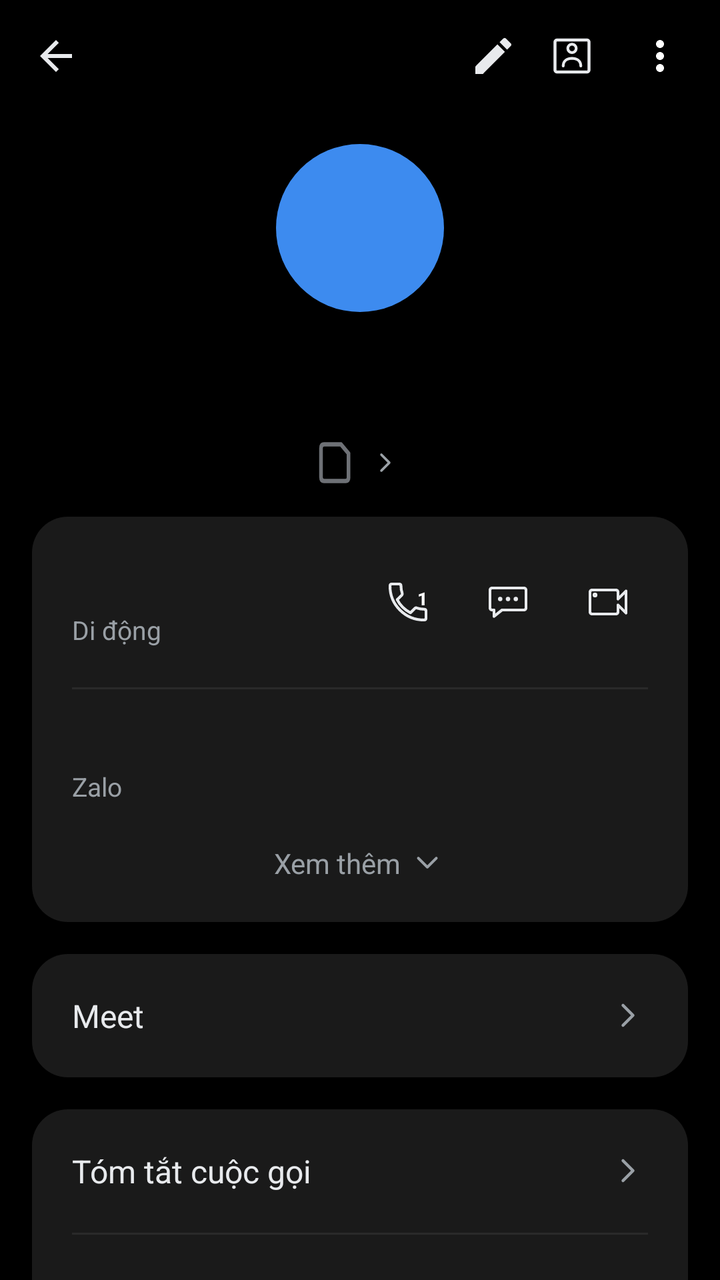
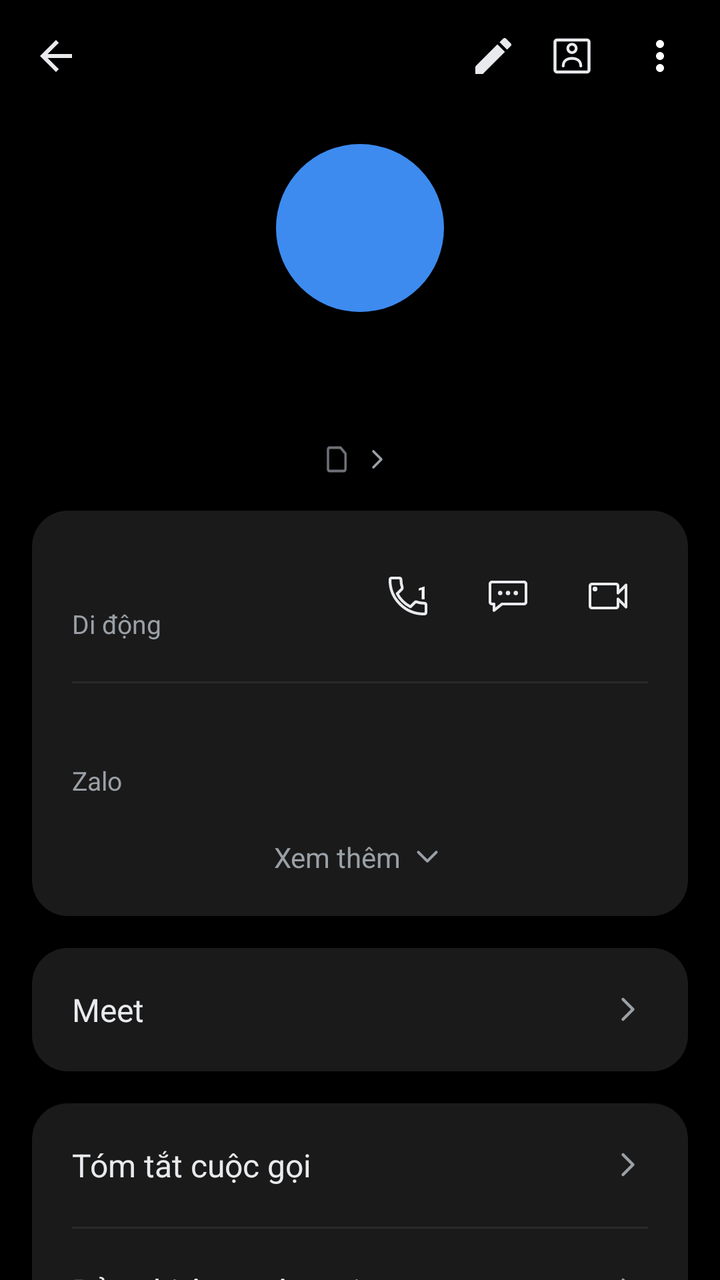

Compare the two renders of this Android layout. The source of the first and the diff that turns it into the second are given below.
<!-- AndroidManifest.xml: application theme Theme.SimpleCall -->
<!-- res/layout/fragment_call_history.xml -->
<?xml version="1.0" encoding="utf-8"?>
<LinearLayout xmlns:android="http://schemas.android.com/apk/res/android"
    xmlns:app="http://schemas.android.com/apk/res-auto"
    android:layout_width="match_parent"
    android:layout_height="match_parent"
    android:orientation="vertical"
    android:background="@color/bg">

    
    <LinearLayout
        android:layout_width="match_parent" android:layout_height="56dp"
        android:orientation="horizontal" android:gravity="center_vertical"
        android:paddingStart="4dp" android:paddingEnd="8dp">

        <ImageButton android:id="@+id/btnBack"
            android:layout_width="48dp" android:layout_height="48dp"
            android:background="@android:color/transparent"
            android:src="@drawable/ic_arrow_back"
            android:contentDescription="Quay lại" />

        <Space android:layout_width="0dp" android:layout_height="1dp" android:layout_weight="1" />

        <ImageButton android:id="@+id/btnEdit"
            android:layout_width="35dp" android:layout_height="35dp"
            android:background="@android:color/transparent"
            android:src="@drawable/ic_edit"
            android:contentDescription="Sửa" />

        <ImageButton android:id="@+id/btnContactCard"
            android:layout_width="44dp" android:layout_height="44dp"
            android:background="@android:color/transparent"
            android:src="@drawable/ic_contact_card"
            android:contentDescription="Thẻ liên hệ" />

        <ImageButton android:id="@+id/btnMore"
            android:layout_width="44dp" android:layout_height="44dp"
            android:background="@android:color/transparent"
            android:src="@drawable/ic_more_vert"
            android:contentDescription="Thêm" />
    </LinearLayout>

    <ScrollView
        android:layout_width="match_parent" android:layout_height="0dp"
        android:layout_weight="1"
        android:clipToPadding="false"
        android:paddingBottom="24dp">

        <LinearLayout
            android:layout_width="match_parent" android:layout_height="wrap_content"
            android:orientation="vertical">

            
            <FrameLayout
                android:layout_width="84dp" android:layout_height="84dp"
                android:layout_gravity="center_horizontal"
                android:layout_marginTop="16dp">

                <TextView android:id="@+id/tvAvatar"
                    android:layout_width="84dp" android:layout_height="84dp"
                    android:layout_gravity="center"
                    android:background="@drawable/bg_avatar_circle"
                    android:gravity="center"
                    android:textSize="58sp" android:textColor="@color/white"
                    android:fontFamily="sans-serif-medium" />

                <ImageView android:id="@+id/ivDefaultAvatar"
                    android:layout_width="84dp" android:layout_height="84dp"
                    android:layout_gravity="center"
                    android:background="@drawable/bg_avatar_default"
                    android:src="@drawable/ic_person"
                    android:scaleType="fitCenter"
                    android:padding="4dp"
                    app:tint="@color/white"
                    android:visibility="gone"
                    android:contentDescription="@string/contact_photo" />
            </FrameLayout>

            
            <TextView android:id="@+id/tvTitle"
                android:layout_width="wrap_content" android:layout_height="wrap_content"
                android:layout_gravity="center_horizontal"
                android:layout_marginTop="16dp"
                android:layout_marginStart="32dp" android:layout_marginEnd="32dp"
                android:gravity="center"
                android:textSize="39sp"
                android:textColor="@color/text_primary"
                android:fontFamily="sans-serif" />

            
            <LinearLayout android:id="@+id/rowSimDefault"
                android:layout_width="wrap_content" android:layout_height="wrap_content"
                android:layout_gravity="center_horizontal"
                android:layout_marginTop="-4dp"
                android:orientation="horizontal" android:gravity="center_vertical"
                android:clickable="true" android:focusable="true">

                <FrameLayout
                    android:layout_width="22dp" android:layout_height="22dp">

                    <TextView android:id="@+id/tvSimBadge"
                        android:layout_width="18.48dp" android:layout_height="22dp"
                        android:gravity="center"
                        android:background="@drawable/bg_sim_badge"
                        android:textSize="9sp" android:textColor="@color/call_log_muted" />
                </FrameLayout>

                <TextView android:id="@+id/tvSubtitle"
                    android:layout_width="wrap_content" android:layout_height="wrap_content"
                    android:layout_marginStart="1.5dp"
                    android:textSize="14sp" android:textColor="@color/text_secondary" />

                <ImageView
                    android:layout_width="16dp" android:layout_height="16dp"
                    android:layout_marginStart="2dp"
                    android:src="@drawable/ic_chevron_right" />
            </LinearLayout>

            
            <LinearLayout
                android:layout_width="match_parent" android:layout_height="wrap_content"
                android:layout_margin="16dp"
                android:orientation="vertical"
                android:background="@drawable/bg_card_rounded"
                android:padding="20dp">

                <LinearLayout
                    android:layout_width="match_parent" android:layout_height="wrap_content"
                    android:orientation="horizontal" android:gravity="center_vertical">

                    <LinearLayout
                        android:layout_width="0dp" android:layout_height="wrap_content"
                        android:layout_weight="1" android:orientation="vertical">

                        <TextView android:id="@+id/tvNumber"
                            android:layout_width="wrap_content" android:layout_height="wrap_content"
                            android:textSize="19sp" android:textColor="@color/text_primary" />

                        <TextView android:id="@+id/tvNumberType"
                            android:layout_width="wrap_content" android:layout_height="wrap_content"
                            android:layout_marginTop="2dp"
                            android:text="@string/number_type_mobile"
                            android:textSize="13sp" android:textColor="@color/text_secondary" />
                    </LinearLayout>

                    
                    <FrameLayout
                        android:layout_width="40dp"
                        android:layout_height="40dp">
                        <ImageButton android:id="@+id/btnCallRow"
                            android:layout_width="match_parent"
                            android:layout_height="match_parent"
                            android:background="@android:color/transparent"
                            android:src="@drawable/ic_call_outline"
                            android:contentDescription="@string/call" />
                        
                        <TextView
                            android:id="@+id/tvCallSimNum"
                            android:layout_width="wrap_content"
                            android:layout_height="wrap_content"
                            android:layout_gravity="top|end"
                            android:layout_marginTop="12dp"
                            android:layout_marginEnd="10dp"
                            android:text="1"
                            android:textSize="9sp"
                            android:textStyle="bold"
                            android:textColor="@color/white"
                            android:fontFamily="sans-serif-medium" />
                    </FrameLayout>

                    <ImageButton android:id="@+id/btnMessageRow"
                        android:layout_width="40dp" android:layout_height="40dp"
                        android:layout_marginStart="10dp"
                        android:background="@android:color/transparent"
                        android:src="@drawable/ic_message_outline"
                        android:contentDescription="Nhắn tin" />

                    <ImageButton android:id="@+id/btnVideoRow"
                        android:layout_width="40dp" android:layout_height="40dp"
                        android:layout_marginStart="10dp"
                        android:background="@android:color/transparent"
                        android:src="@drawable/ic_video_call_outline"
                        android:contentDescription="Video call" />
                </LinearLayout>

                <View android:id="@+id/divBeforeZalo"
                    android:layout_width="match_parent" android:layout_height="1dp"
                    android:layout_marginTop="20dp" android:layout_marginBottom="16dp"
                    android:background="@color/divider" />

                <LinearLayout android:id="@+id/rowZalo"
                    android:layout_width="match_parent" android:layout_height="wrap_content"
                    android:orientation="vertical"
                    android:clickable="true" android:focusable="true">

                    <TextView android:id="@+id/tvZalo"
                        android:layout_width="wrap_content" android:layout_height="wrap_content"
                        android:textSize="16sp" android:textColor="@color/text_primary" />

                    <TextView
                        android:layout_width="wrap_content" android:layout_height="wrap_content"
                        android:layout_marginTop="2dp"
                        android:text="Zalo"
                        android:textSize="13sp" android:textColor="@color/text_secondary" />
                </LinearLayout>

                <LinearLayout android:id="@+id/rowSeeMore"
                    android:layout_width="match_parent" android:layout_height="wrap_content"
                    android:layout_marginTop="20dp"
                    android:orientation="horizontal" android:gravity="center"
                    android:clickable="true" android:focusable="true">

                    <TextView
                        android:layout_width="wrap_content" android:layout_height="wrap_content"
                        android:text="Xem thêm"
                        android:textSize="14sp" android:textColor="@color/text_secondary" />

                    <ImageView
                        android:layout_width="18dp" android:layout_height="18dp"
                        android:layout_marginStart="4dp"
                        android:src="@drawable/ic_chevron_down" />
                </LinearLayout>
            </LinearLayout>

            
            <LinearLayout android:id="@+id/rowMeet"
                android:layout_width="match_parent" android:layout_height="wrap_content"
                android:layout_marginStart="16dp" android:layout_marginEnd="16dp"
                android:orientation="horizontal" android:gravity="center_vertical"
                android:background="@drawable/bg_card_rounded"
                android:padding="20dp"
                android:clickable="true" android:focusable="true">

                <TextView
                    android:layout_width="0dp" android:layout_height="wrap_content"
                    android:layout_weight="1"
                    android:text="Meet"
                    android:textSize="16sp" android:textColor="@color/text_primary" />

                <ImageView
                    android:layout_width="20dp" android:layout_height="20dp"
                    android:src="@drawable/ic_chevron_right" />
            </LinearLayout>

            
            <LinearLayout
                android:layout_width="match_parent" android:layout_height="wrap_content"
                android:layout_margin="16dp"
                android:orientation="vertical"
                android:background="@drawable/bg_card_rounded">

                <LinearLayout android:id="@+id/rowCallSummary"
                    android:layout_width="match_parent" android:layout_height="wrap_content"
                    android:orientation="horizontal" android:gravity="center_vertical"
                    android:padding="20dp"
                    android:clickable="true" android:focusable="true">

                    <TextView
                        android:layout_width="0dp" android:layout_height="wrap_content"
                        android:layout_weight="1"
                        android:text="Tóm tắt cuộc gọi"
                        android:textSize="16sp" android:textColor="@color/text_primary" />

                    <ImageView
                        android:layout_width="20dp" android:layout_height="20dp"
                        android:src="@drawable/ic_chevron_right" />
                </LinearLayout>

                <View
                    android:layout_width="match_parent" android:layout_height="1dp"
                    android:layout_marginStart="20dp" android:layout_marginEnd="20dp"
                    android:background="@color/divider" />

                <LinearLayout android:id="@+id/rowCallRecording"
                    android:layout_width="match_parent" android:layout_height="wrap_content"
                    android:orientation="horizontal" android:gravity="center_vertical"
                    android:padding="20dp"
                    android:clickable="true" android:focusable="true">

                    <TextView
                        android:layout_width="0dp" android:layout_height="wrap_content"
                        android:layout_weight="1"
                        android:text="Bản ghi âm cuộc gọi"
                        android:textSize="16sp" android:textColor="@color/text_primary" />

                    <ImageView
                        android:layout_width="20dp" android:layout_height="20dp"
                        android:src="@drawable/ic_chevron_right" />
                </LinearLayout>
            </LinearLayout>

            
            <LinearLayout android:id="@+id/cardAddContact"
                android:layout_width="match_parent" android:layout_height="wrap_content"
                android:layout_margin="16dp"
                android:orientation="vertical"
                android:background="@drawable/bg_card_rounded"
                android:visibility="gone">

                <LinearLayout android:id="@+id/rowCreateContact"
                    android:layout_width="match_parent" android:layout_height="wrap_content"
                    android:orientation="horizontal" android:gravity="center_vertical"
                    android:padding="20dp"
                    android:clickable="true" android:focusable="true">

                    <TextView
                        android:layout_width="0dp" android:layout_height="wrap_content"
                        android:layout_weight="1"
                        android:text="Tạo liên hệ mới"
                        android:textSize="16sp" android:textColor="@color/text_primary" />

                    <ImageView
                        android:layout_width="20dp" android:layout_height="20dp"
                        android:src="@drawable/ic_chevron_right" />
                </LinearLayout>

                <View
                    android:layout_width="match_parent" android:layout_height="1dp"
                    android:layout_marginStart="20dp" android:layout_marginEnd="20dp"
                    android:background="@color/divider" />

                <LinearLayout android:id="@+id/rowAddExisting"
                    android:layout_width="match_parent" android:layout_height="wrap_content"
                    android:orientation="horizontal" android:gravity="center_vertical"
                    android:padding="20dp"
                    android:clickable="true" android:focusable="true">

                    <TextView
                        android:layout_width="0dp" android:layout_height="wrap_content"
                        android:layout_weight="1"
                        android:text="Thêm vào liên lạc hiện có"
                        android:textSize="16sp" android:textColor="@color/text_primary" />

                    <ImageView
                        android:layout_width="20dp" android:layout_height="20dp"
                        android:src="@drawable/ic_chevron_right" />
                </LinearLayout>
            </LinearLayout>

            
            <LinearLayout
                android:layout_width="match_parent" android:layout_height="wrap_content"
                android:layout_marginStart="20dp" android:layout_marginEnd="12dp"
                android:layout_marginTop="8dp"
                android:orientation="horizontal" android:gravity="center_vertical">

                <TextView
                    android:layout_width="0dp" android:layout_height="wrap_content"
                    android:layout_weight="1"
                    android:text="Nhật ký cuộc gọi"
                    android:textSize="15sp" android:textColor="@color/text_secondary" />

                <TextView android:id="@+id/btnClearLog"
                    android:layout_width="wrap_content" android:layout_height="wrap_content"
                    android:text="Xóa"
                    android:textSize="15sp" android:textColor="@color/accent_blue"
                    android:padding="8dp"
                    android:clickable="true" android:focusable="true" />
            </LinearLayout>

            
            <LinearLayout android:id="@+id/llHistoryEntries"
                android:layout_width="match_parent" android:layout_height="wrap_content"
                android:layout_margin="16dp"
                android:orientation="vertical"
                android:background="@drawable/bg_card_rounded" />

        </LinearLayout>
    </ScrollView>
</LinearLayout>
<!-- resources referenced by this layout -->
<resources>
  <color name="accent_blue">#1A73E8</color>
  <color name="bg">#000000</color>
  <color name="call_log_muted">#6E7176</color>
  <color name="divider">#2A2A2A</color>
  <color name="text_primary">#E8EAED</color>
  <color name="text_secondary">#9AA0A6</color>
  <color name="white">#FFFFFF</color>
  <!-- drawable bg_avatar_circle (drawable) -->
  <?xml version="1.0" encoding="utf-8"?>
  <shape xmlns:android="http://schemas.android.com/apk/res/android"
      android:shape="oval">
      <solid android:color="@color/avatar_purple" />
  </shape>
  <!-- drawable bg_avatar_default (drawable) -->
  <?xml version="1.0" encoding="utf-8"?>
  <shape xmlns:android="http://schemas.android.com/apk/res/android"
      android:shape="oval">
      <solid android:color="@color/accent_blue" />
  </shape>
  <!-- drawable bg_card_rounded (drawable) -->
  <?xml version="1.0" encoding="utf-8"?>
  <shape xmlns:android="http://schemas.android.com/apk/res/android"
      android:shape="rectangle">
      <solid android:color="@color/detail_card_bg" />
      <corners android:radius="18dp" />
  </shape>
  <!-- drawable ic_arrow_back (drawable) -->
  <?xml version="1.0" encoding="utf-8"?>
  <vector xmlns:android="http://schemas.android.com/apk/res/android"
      android:width="24dp" android:height="24dp"
      android:viewportWidth="24" android:viewportHeight="24">
      
      <path android:fillColor="@color/text_primary"
          android:pathData="M20,11H7.83l5.59-5.59L12,4l-8,8 8,8 1.41-1.41L7.83,13H20v-2z"/>
  </vector>
  <!-- drawable ic_chevron_down (drawable) -->
  <?xml version="1.0" encoding="utf-8"?>
  <vector xmlns:android="http://schemas.android.com/apk/res/android"
      android:width="24dp" android:height="24dp"
      android:viewportWidth="24" android:viewportHeight="24">
      <path android:fillColor="#00000000"
          android:strokeColor="@color/text_secondary"
          android:strokeWidth="1.8"
          android:strokeLineCap="round"
          android:strokeLineJoin="round"
          android:pathData="M6,9 L12,15 L18,9"/>
  </vector>
  <!-- drawable ic_edit (drawable) -->
  <?xml version="1.0" encoding="utf-8"?>
  <vector xmlns:android="http://schemas.android.com/apk/res/android"
      android:width="24dp" android:height="24dp"
      android:viewportWidth="24" android:viewportHeight="24">
      <path android:fillColor="@color/text_primary"
          android:pathData="M3,17.25V21h3.75L17.81,9.94l-3.75,-3.75L3,17.25zM20.71,7.04c0.39,-0.39 0.39,-1.02 0,-1.41l-2.34,-2.34c-0.39,-0.39 -1.02,-0.39 -1.41,0l-1.83,1.83 3.75,3.75 1.83,-1.83z"/>
  </vector>
  <!-- drawable ic_more_vert (drawable) -->
  <?xml version="1.0" encoding="utf-8"?>
  <vector xmlns:android="http://schemas.android.com/apk/res/android"
      android:width="24dp" android:height="24dp"
      android:viewportWidth="24" android:viewportHeight="24">
      <path android:fillColor="#FFFFFF"
          android:pathData="M12,8c1.1,0 2,-0.9 2,-2s-0.9,-2 -2,-2 -2,0.9 -2,2 0.9,2 2,2zM12,10c-1.1,0 -2,0.9 -2,2s0.9,2 2,2 2,-0.9 2,-2 -0.9,-2 -2,-2zM12,16c-1.1,0 -2,0.9 -2,2s0.9,2 2,2 2,-0.9 2,-2 -0.9,-2 -2,-2z"/>
  </vector>
  <!-- drawable ic_person (drawable) -->
  <?xml version="1.0" encoding="utf-8"?>
  <vector xmlns:android="http://schemas.android.com/apk/res/android"
      android:width="24dp" android:height="24dp"
      android:viewportWidth="24" android:viewportHeight="24">
      <path android:fillColor="#FFFFFFFF"
          android:pathData="M12,12c2.21,0 4,-1.79 4,-4s-1.79,-4 -4,-4 -4,1.79 -4,4 1.79,4 4,4zM12,14c-2.67,0 -8,1.34 -8,4v2h16v-2c0,-2.66 -5.33,-4 -8,-4z"/>
  </vector>
  <string name="call">Gọi</string>
  <string name="contact_photo">Ảnh liên hệ</string>
  <string name="number_type_mobile">Di động</string>
  <color name="avatar_purple">#3D8BEF</color>
  <color name="detail_card_bg">#1A1A1A</color>
  <color name="primary">#1E8E3E</color>
  <color name="primary_dark">#137333</color>
  <!-- unchanged entries left out for length: 7 -->
</resources>

<!-- the commit's change to res/layout/fragment_call_history.xml (unified diff, before → after) -->
@@ -95,13 +95,13 @@
                 android:clickable="true" android:focusable="true">
 
                 <FrameLayout
-                    android:layout_width="22dp" android:layout_height="22dp">
+                    android:layout_width="14dp" android:layout_height="14dp">
 
                     <TextView android:id="@+id/tvSimBadge"
-                        android:layout_width="18.48dp" android:layout_height="22dp"
+                        android:layout_width="11.76dp" android:layout_height="14dp"
                         android:gravity="center"
                         android:background="@drawable/bg_sim_badge"
-                        android:textSize="9sp" android:textColor="@color/call_log_muted" />
+                        android:textSize="7sp" android:textColor="@color/call_log_muted" />
                 </FrameLayout>
 
                 <TextView android:id="@+id/tvSubtitle"
